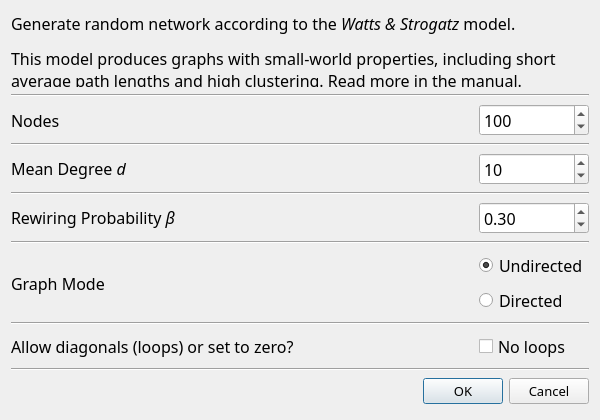
Qt form src/forms/dialograndsmallworld.ui (socnetv/app) before a commit.
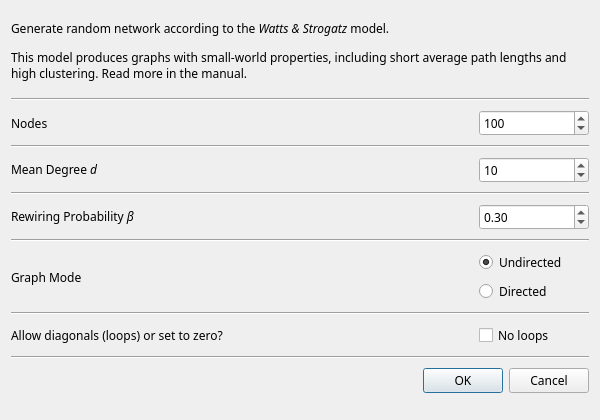
The same form after that commit.

Commit message: fixed pointsizes in macos

The edit to the form file:
```diff
--- a/src/forms/dialograndsmallworld.ui
+++ b/src/forms/dialograndsmallworld.ui
@@ -28,11 +28,6 @@
     <height>600</height>
    </size>
   </property>
-  <property name="font">
-   <font>
-    <pointsize>12</pointsize>
-   </font>
-  </property>
   <property name="windowTitle">
    <string>Small-World network generator</string>
   </property>
@@ -60,7 +55,6 @@
      <property name="font">
       <font>
        <family>Sans Serif</family>
-       <pointsize>12</pointsize>
       </font>
      </property>
      <property name="frameShape">
@@ -106,7 +100,6 @@
        <property name="font">
         <font>
          <family>Sans Serif</family>
-         <pointsize>12</pointsize>
         </font>
        </property>
        <property name="text">
@@ -131,7 +124,6 @@
        <property name="font">
         <font>
          <family>Sans Serif</family>
-         <pointsize>12</pointsize>
         </font>
        </property>
        <property name="toolTip">
@@ -179,7 +171,6 @@
        <property name="font">
         <font>
          <family>Sans Serif</family>
-         <pointsize>12</pointsize>
         </font>
        </property>
        <property name="text">
@@ -198,7 +189,6 @@
        <property name="font">
         <font>
          <family>Sans Serif</family>
-         <pointsize>12</pointsize>
         </font>
        </property>
        <property name="toolTip">
@@ -246,7 +236,6 @@
        <property name="font">
         <font>
          <family>Sans Serif</family>
-         <pointsize>12</pointsize>
         </font>
        </property>
        <property name="text">
@@ -271,7 +260,6 @@
        <property name="font">
         <font>
          <family>Sans Serif</family>
-         <pointsize>12</pointsize>
         </font>
        </property>
        <property name="minimum">
@@ -316,7 +304,6 @@
        <property name="font">
         <font>
          <family>Sans Serif</family>
-         <pointsize>12</pointsize>
         </font>
        </property>
        <property name="text">
@@ -343,7 +330,6 @@
          <property name="font">
           <font>
            <family>Sans Serif</family>
-           <pointsize>12</pointsize>
           </font>
          </property>
          <property name="text">
@@ -374,7 +360,6 @@
          <property name="font">
           <font>
            <family>Sans Serif</family>
-           <pointsize>12</pointsize>
           </font>
          </property>
          <property name="text">
@@ -415,7 +400,6 @@
        <property name="font">
         <font>
          <family>Sans Serif</family>
-         <pointsize>12</pointsize>
         </font>
        </property>
        <property name="text">
@@ -442,7 +426,6 @@
          <property name="font">
           <font>
            <family>Sans Serif</family>
-           <pointsize>12</pointsize>
           </font>
          </property>
          <property name="toolTip">
@@ -472,7 +455,6 @@
      <property name="font">
       <font>
        <family>Sans Serif</family>
-       <pointsize>10</pointsize>
        <stylestrategy>PreferDefault</stylestrategy>
       </font>
      </property>
```
The commit also changes 15 other files.
